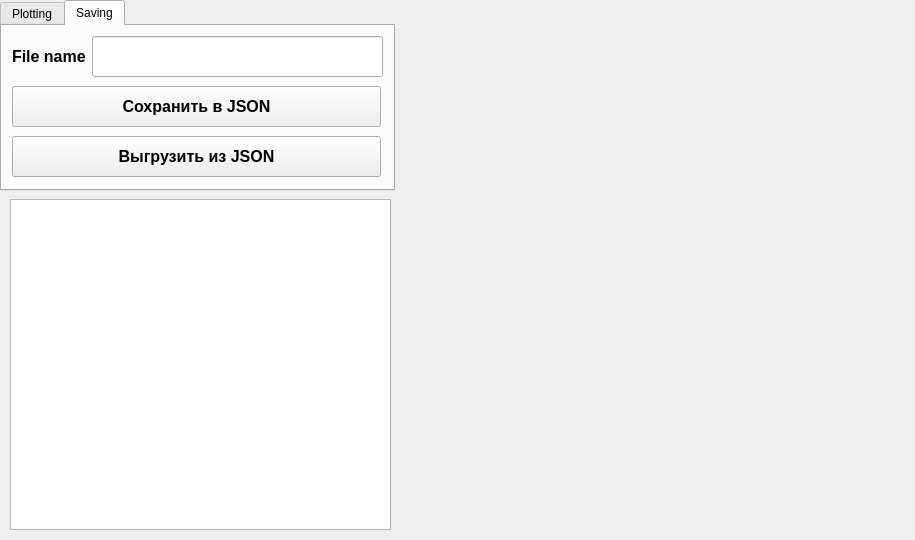
The window that UIs/mainWin.ui (Clive3310/Project-Graph) describes before a commit, drawn with Qt 5.
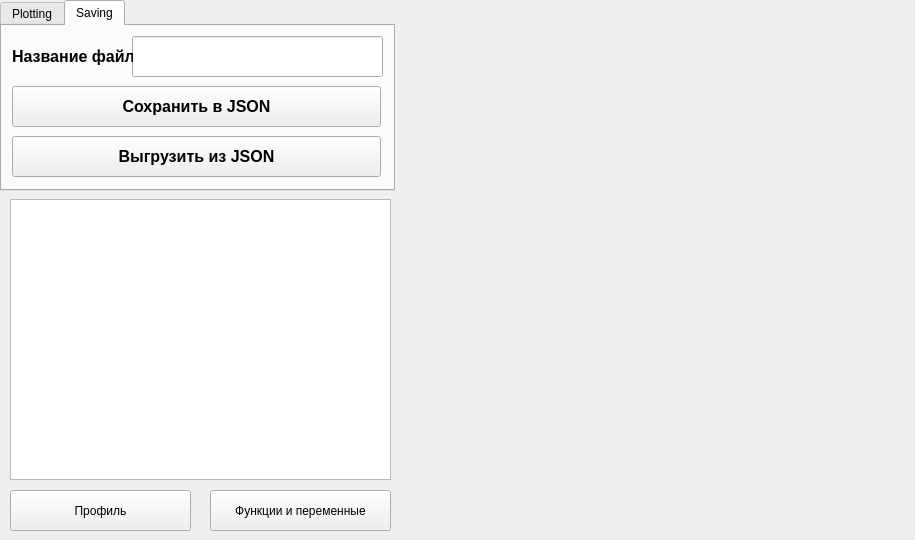
The same window after the commit. The open tabs and pages were chosen to show the change.

```diff
--- a/UIs/mainWin.ui
+++ b/UIs/mainWin.ui
@@ -117,9 +117,9 @@
     <widget class="QLineEdit" name="jsonFileNameEdit">
      <property name="geometry">
       <rect>
-       <x>90</x>
+       <x>130</x>
        <y>10</y>
-       <width>291</width>
+       <width>251</width>
        <height>41</height>
       </rect>
      </property>
@@ -188,7 +188,7 @@
       <rect>
        <x>10</x>
        <y>10</y>
-       <width>111</width>
+       <width>121</width>
        <height>40</height>
       </rect>
      </property>
@@ -200,7 +200,7 @@
       </font>
      </property>
      <property name="text">
-      <string>File name</string>
+      <string>Название файла</string>
      </property>
     </widget>
    </widget>
@@ -224,7 +224,7 @@
      <x>10</x>
      <y>199</y>
      <width>381</width>
-     <height>331</height>
+     <height>281</height>
     </rect>
    </property>
    <property name="font">
@@ -241,6 +241,32 @@
     <bool>false</bool>
    </property>
   </widget>
+  <widget class="QPushButton" name="prophileButtMain">
+   <property name="geometry">
+    <rect>
+     <x>10</x>
+     <y>490</y>
+     <width>181</width>
+     <height>41</height>
+    </rect>
+   </property>
+   <property name="text">
+    <string>Профиль</string>
+   </property>
+  </widget>
+  <widget class="QPushButton" name="variablesButt">
+   <property name="geometry">
+    <rect>
+     <x>210</x>
+     <y>490</y>
+     <width>181</width>
+     <height>41</height>
+    </rect>
+   </property>
+   <property name="text">
+    <string>Функции и переменные</string>
+   </property>
+  </widget>
  </widget>
  <resources/>
  <connections/>
```
